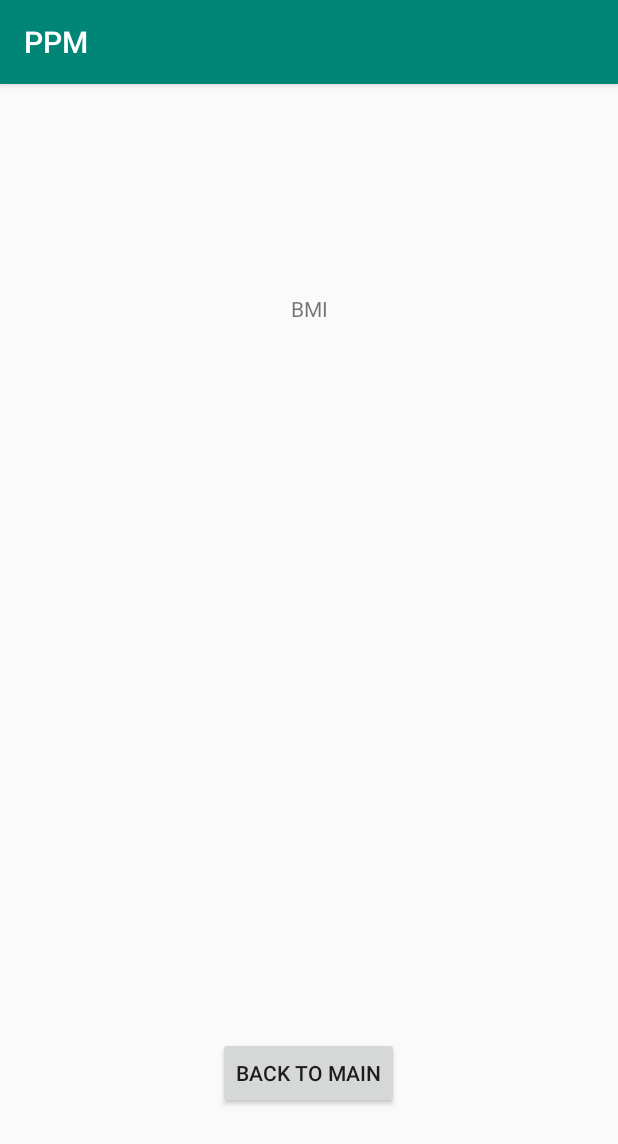
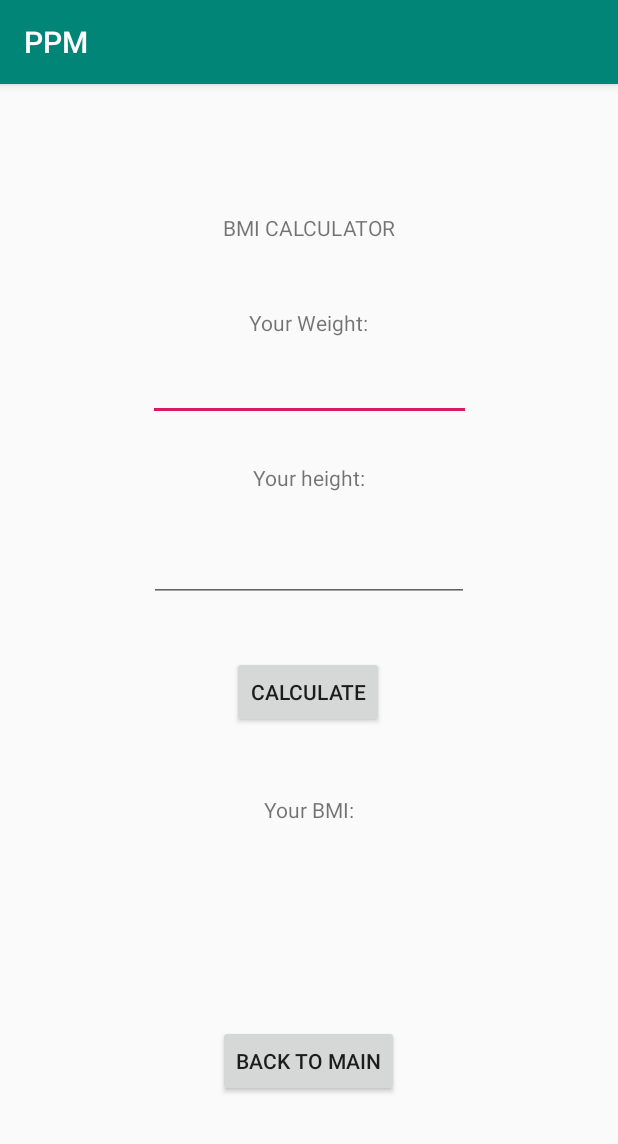
Before and after one commit to ravczar/PAMO, an Android app: the BMI screen opened directly, with no data from a screen before it, on a phone screen of 412 x 824 dp. Shown: the top 1144 px of the screen. Run offline under Robolectric (Android 15) with nearby library versions, the phone set to English and light mode, and no system bars.

Commit message:
add BMI calculator to BMI view

```diff
--- a/PPM/app/src/main/java/com/pjatk/s16281/BMI.java
+++ b/PPM/app/src/main/java/com/pjatk/s16281/BMI.java
@@ -5,9 +5,18 @@ import androidx.appcompat.app.AppCompatActivity;
 import android.os.Bundle;
 import android.view.View;
 import android.widget.Button;
+import android.widget.EditText;
+import android.widget.TextView;
 
 public class BMI extends AppCompatActivity {
     private Button backToMain;
+    private EditText weight;
+    private EditText height;
+    private TextView result;
+    private Button calc;
+    private double bmi;
+    private String answer;
+    private Exception error;
 
     @Override
     protected void onCreate(Bundle savedInstanceState) {
@@ -16,11 +25,66 @@ public class BMI extends AppCompatActivity {
 
         // BTN initialize
         backToMain = findViewById(R.id.bmi_back);
+        weight = findViewById(R.id.weight);
+        height = findViewById(R.id.height);
+        result = findViewById(R.id.result);
+        calc = findViewById(R.id.calculate);
         backToMain.setOnClickListener(new View.OnClickListener(){
             @Override
             public void onClick(View v){
                 finish();
             }
         });
+
+        calc.setOnClickListener(new View.OnClickListener() {
+            @Override
+            public void onClick(View view) {
+                calculateBmi();
+            }
+        });
+    }
+
+    public void calculateBmi(){
+        String inputWeightTxt = weight.getText().toString();
+        String inputHeightTxt = height.getText().toString();
+
+        double weight = Double.parseDouble(inputWeightTxt);
+        double height = Double.parseDouble(inputHeightTxt);
+
+        try{
+            bmi = weight / Math.pow(height/100, 2);
+            displayBmi();
+        }
+        catch (ArithmeticException ex){
+            error = ex;
+        }
+
+        if (height == 0){
+            result.setText("Height cannot be 0");
+        }
+
+    }
+
+    private void displayBmi(){
+        if ( bmi < 16 )
+            answer = bmi+": wygłodzenie";
+        else if(bmi>=16 && bmi<17)
+            answer = bmi+": wychudzenie";
+        else if(bmi>=17 && bmi<18.5)
+            answer = bmi+": niedowaga";
+        else if(bmi>=18.5 && bmi<24.5)
+            answer = bmi+": pożądana masa ciała";
+        else if(bmi>=24.5 && bmi<30)
+            answer = bmi+": nadwaga";
+        else if(bmi>=30 && bmi<35)
+            answer = bmi+": otyłość I stopnia";
+        else if(bmi>=35 && bmi<40)
+            answer = bmi+": otyłość II stopnia (duża)";
+        else if(bmi>=40)
+            answer = bmi+": otyłość III stopnia (chorobliwa)";
+        else
+            answer = "Error! You can't be so fat";
+
+        result.setText("BMI: "+ answer);
     }
 }
--- a/PPM/app/src/main/res/layout/bmi.xml
+++ b/PPM/app/src/main/res/layout/bmi.xml
@@ -10,13 +10,12 @@
         android:id="@+id/textView3"
         android:layout_width="wrap_content"
         android:layout_height="wrap_content"
-        android:layout_marginTop="140dp"
-        android:text="BMI"
+        android:text="BMI CALCULATOR"
         app:layout_constraintBottom_toBottomOf="parent"
         app:layout_constraintEnd_toEndOf="parent"
         app:layout_constraintStart_toStartOf="parent"
         app:layout_constraintTop_toTopOf="parent"
-        app:layout_constraintVertical_bias="0.0" />
+        app:layout_constraintVertical_bias="0.115" />
 
     <Button
         android:id="@+id/bmi_back"
@@ -30,4 +29,68 @@
         app:layout_constraintTop_toBottomOf="@+id/textView3"
         app:layout_constraintVertical_bias="0.849" />
 
+    <TextView
+        android:id="@+id/textView4"
+        android:layout_width="wrap_content"
+        android:layout_height="wrap_content"
+        android:layout_marginTop="44dp"
+        android:text="Your Weight:"
+        app:layout_constraintEnd_toEndOf="parent"
+        app:layout_constraintStart_toStartOf="parent"
+        app:layout_constraintTop_toBottomOf="@+id/textView3" />
+
+    <EditText
+        android:id="@+id/weight"
+        android:layout_width="215dp"
+        android:layout_height="40dp"
+        android:layout_marginTop="16dp"
+        android:ems="10"
+        android:inputType="number"
+        app:layout_constraintEnd_toEndOf="parent"
+        app:layout_constraintStart_toStartOf="parent"
+        app:layout_constraintTop_toBottomOf="@+id/textView4" />
+
+    <TextView
+        android:id="@+id/height_text"
+        android:layout_width="wrap_content"
+        android:layout_height="wrap_content"
+        android:layout_marginTop="28dp"
+        android:text="Your height:"
+        app:layout_constraintEnd_toEndOf="parent"
+        app:layout_constraintStart_toStartOf="parent"
+        app:layout_constraintTop_toBottomOf="@+id/weight" />
+
+    <EditText
+        android:id="@+id/height"
+        android:layout_width="wrap_content"
+        android:layout_height="wrap_content"
+        android:layout_marginTop="28dp"
+        android:ems="10"
+        android:inputType="number"
+        app:layout_constraintEnd_toEndOf="parent"
+        app:layout_constraintStart_toStartOf="parent"
+        app:layout_constraintTop_toBottomOf="@+id/height_text" />
+
+    <Button
+        android:id="@+id/calculate"
+        android:layout_width="wrap_content"
+        android:layout_height="wrap_content"
+        android:layout_marginTop="36dp"
+        android:text="CALCULATE"
+        app:layout_constraintEnd_toEndOf="parent"
+        app:layout_constraintHorizontal_bias="0.498"
+        app:layout_constraintStart_toStartOf="parent"
+        app:layout_constraintTop_toBottomOf="@+id/height" />
+
+    <TextView
+        android:id="@+id/result"
+        android:layout_width="wrap_content"
+        android:layout_height="wrap_content"
+        android:text="Your BMI:"
+        app:layout_constraintBottom_toTopOf="@+id/bmi_back"
+        app:layout_constraintEnd_toEndOf="parent"
+        app:layout_constraintStart_toStartOf="parent"
+        app:layout_constraintTop_toBottomOf="@+id/calculate"
+        app:layout_constraintVertical_bias="0.251" />
+
 </androidx.constraintlayout.widget.ConstraintLayout>
```
Also changed, not shown: 1 other file.
